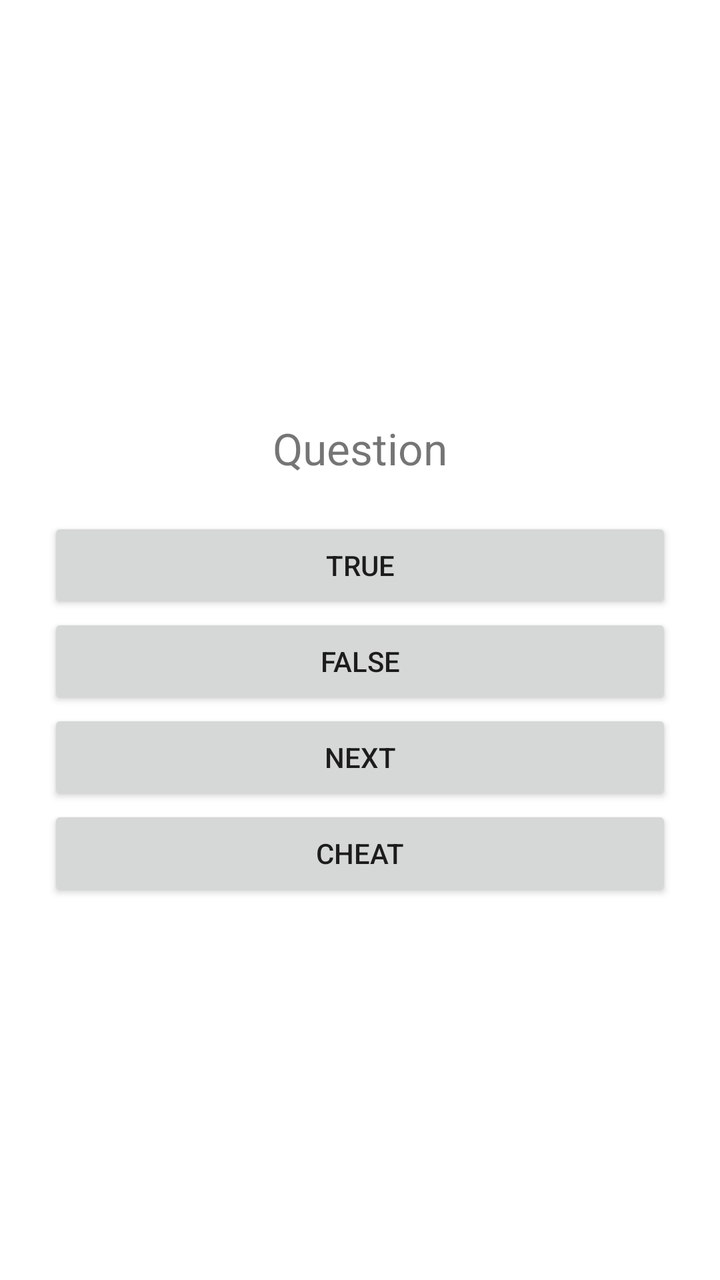
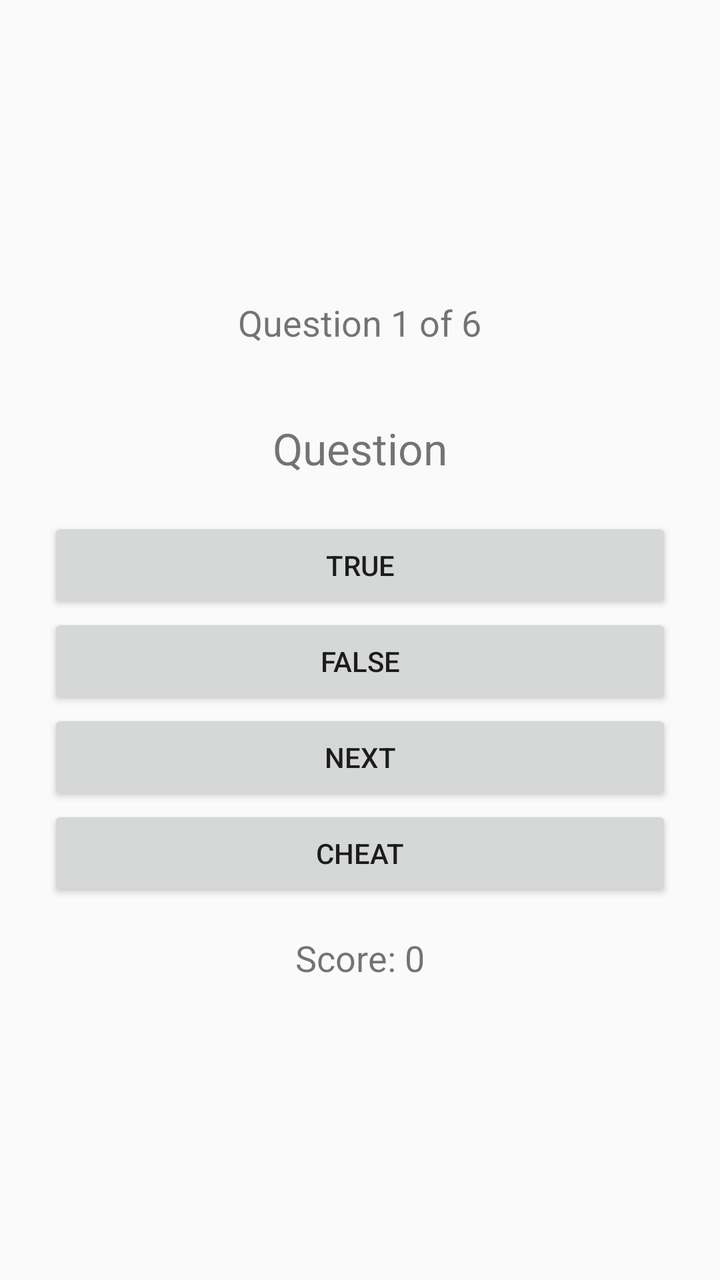

Screens rendered from an Android XML layout before and after an edit, with the pre-edit source and the edit as a unified diff.
<!-- AndroidManifest.xml: fallback theme Theme.MaterialComponents.DayNight.NoActionBar -->
<!-- res/layout/activity_main.xml -->
<?xml version="1.0" encoding="utf-8"?>
<LinearLayout xmlns:android="http://schemas.android.com/apk/res/android"
    android:layout_width="match_parent"
    android:layout_height="match_parent"
    android:orientation="vertical"
    android:gravity="center"
    android:padding="24dp">

    <TextView
        android:id="@+id/question_text"
        android:layout_width="match_parent"
        android:layout_height="wrap_content"
        android:text="Question"
        android:textSize="22sp"
        android:gravity="center"
        android:padding="20dp" />

    <Button
        android:id="@+id/true_button"
        android:layout_width="match_parent"
        android:layout_height="wrap_content"
        android:text="TRUE" />

    <Button
        android:id="@+id/false_button"
        android:layout_width="match_parent"
        android:layout_height="wrap_content"
        android:text="FALSE" />

    <Button
        android:id="@+id/next_button"
        android:layout_width="match_parent"
        android:layout_height="wrap_content"
        android:text="NEXT" />

    <Button
        android:id="@+id/cheat_button"
        android:layout_width="match_parent"
        android:layout_height="wrap_content"
        android:text="CHEAT" />

</LinearLayout>
<!-- resources referenced by this layout -->
<resources>

</resources>

<!-- the commit's change to res/layout/activity_main.xml (unified diff, before → after) -->
@@ -5,6 +5,14 @@
     android:orientation="vertical"
     android:gravity="center"
     android:padding="24dp">
+
+    <TextView
+        android:id="@+id/progress_text"
+        android:layout_width="wrap_content"
+        android:layout_height="wrap_content"
+        android:text="Question 1 of 6"
+        android:textSize="18sp"
+        android:layout_marginBottom="16dp" />
 
     <TextView
         android:id="@+id/question_text"
@@ -39,4 +47,12 @@
         android:layout_height="wrap_content"
         android:text="CHEAT" />
 
+    <TextView
+        android:id="@+id/score_text"
+        android:layout_width="wrap_content"
+        android:layout_height="wrap_content"
+        android:text="Score: 0"
+        android:textSize="18sp"
+        android:layout_marginTop="16dp" />
+
 </LinearLayout>
<!-- resource entries referenced after the edit -->
@@ -1,5 +1,5 @@
 <!-- resources referenced by this layout -->
 <resources>
-
+  <style name="Theme.GeoQuiz" parent="Theme.AppCompat.Light.NoActionBar" />
 </resources>
 
